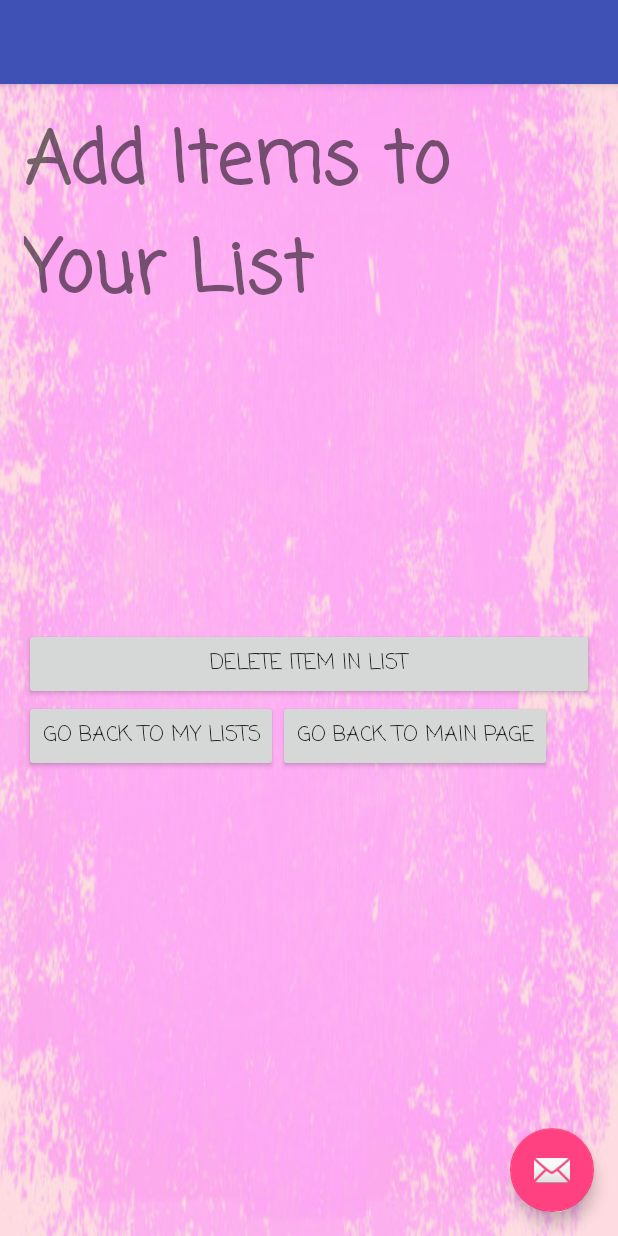
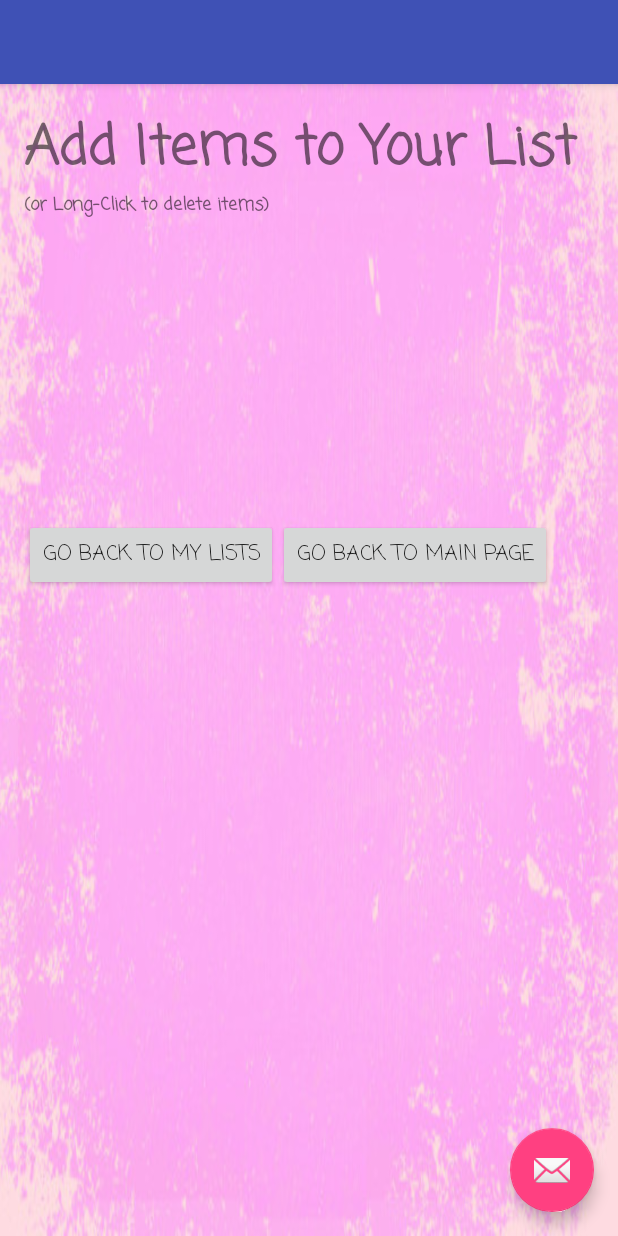
Before and after one commit to abk-chicago/ToDoList, an Android app: the AddListItemActivity screen opened directly, with no data from a screen before it, on a phone screen of 412 x 824 dp. Run offline under Robolectric (Android 15) with nearby library versions, the phone set to English and light mode, and no system bars; 3 statements that could not run were skipped.

Commit message:
Still working on lists
making improvements to delete pieces

```diff
--- a/app/src/main/res/layout/content_add_list_item.xml
+++ b/app/src/main/res/layout/content_add_list_item.xml
@@ -20,49 +20,47 @@
         android:layout_centerHorizontal="true"
         android:fontFamily="casual"
         android:text="Add Items to Your List"
-        android:textSize="48sp"
+        android:textSize="36sp"
         android:textStyle="bold" />
+    <TextView
+        android:id="@+id/textView2"
+        android:layout_width="match_parent"
+        android:layout_height="wrap_content"
+        android:layout_below="@id/textView"
+        android:layout_centerHorizontal="true"
+        android:fontFamily="casual"
+        android:text="(or Long-Click to delete items)"
+        android:textSize="12sp"
+        android:textStyle="bold" />
+
 
 <ListView
     android:id="@+id/list_view_add_item"
     android:layout_width="match_parent"
     android:layout_height="200dp"
-    android:layout_below="@+id/textView"
+    android:layout_below="@+id/textView2"
     android:fontFamily="casual">
 </ListView>
-    <Button
-        android:id="@+id/btn_delete_item"
-        android:layout_width="match_parent"
-        android:layout_height="wrap_content"
-        android:fontFamily="casual"
-        android:text="delete item in list"
-        android:layout_below="@+id/list_view_add_item"
-        android:layout_alignParentLeft="true"
-        android:layout_alignParentStart="true" />
+
 
     <Button
         android:id="@+id/btn_bk_to_lists"
         android:layout_width="wrap_content"
         android:layout_height="wrap_content"
+        android:layout_alignParentLeft="true"
+        android:layout_alignParentStart="true"
+        android:layout_below="@+id/list_view_add_item"
         android:fontFamily="casual"
-        android:text="go back to My Lists"
-        android:layout_below="@+id/btn_delete_item"
-        android:layout_alignParentLeft="true"
-        android:layout_alignParentStart="true" />
+        android:text="go back to My Lists" />
 
     <Button
         android:id="@+id/btn_bk_to_main"
         android:layout_width="wrap_content"
         android:layout_height="wrap_content"
+        android:layout_below="@+id/list_view_add_item"
+        android:layout_toEndOf="@+id/btn_bk_to_lists"
+        android:layout_toRightOf="@+id/btn_bk_to_lists"
         android:fontFamily="casual"
-        android:text="go back to Main Page"
-        android:layout_below="@+id/btn_delete_item"
-        android:layout_toRightOf="@+id/btn_bk_to_lists"
-        android:layout_toEndOf="@+id/btn_bk_to_lists" />
-
-
-
-
-
+        android:text="go back to Main Page" />
 
 </RelativeLayout>
```
Also changed, not shown: app/src/main/java/Item.java (+7 -0 lines), app/src/main/java/com/andreakim/todolist/IndividualListActivity.java (+10 -3 lines), app/src/main/java/com/andreakim/todolist/ListofListsActivity.java (+12 -0 lines), app/src/main/res/layout/content_listof_lists.xml (+2 -10 lines), 15 other files.
